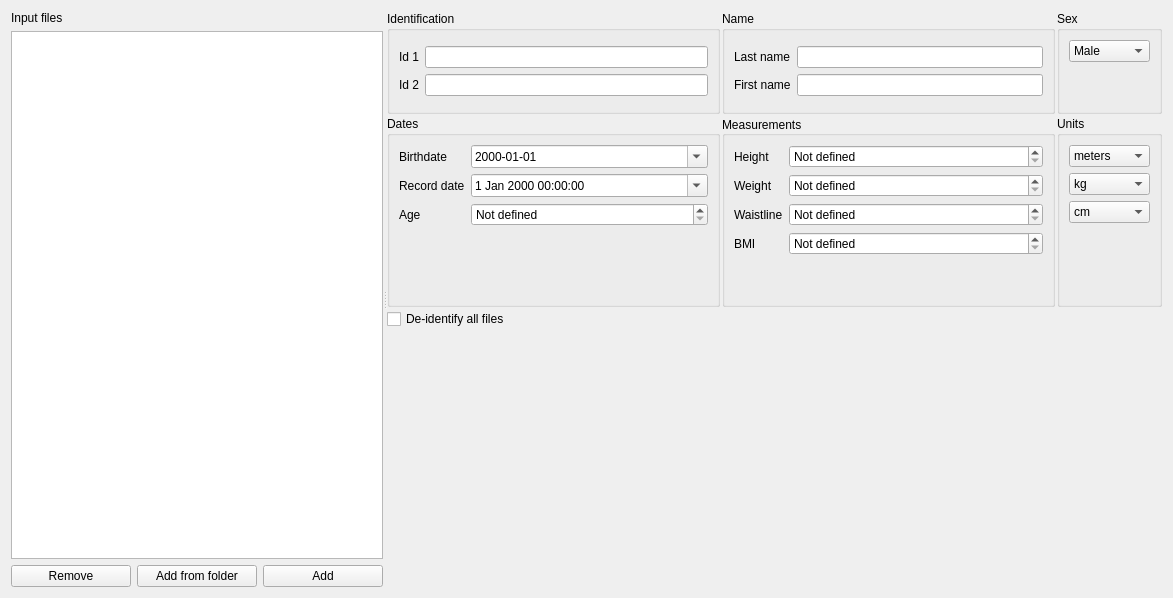
The window that tools/CEAMSTools/SleepReport/InputFilesStep/Ui_InputFilesStep.ui (SnoozToolbox/snooz-package-ceams) describes before a commit, drawn with Qt 5.
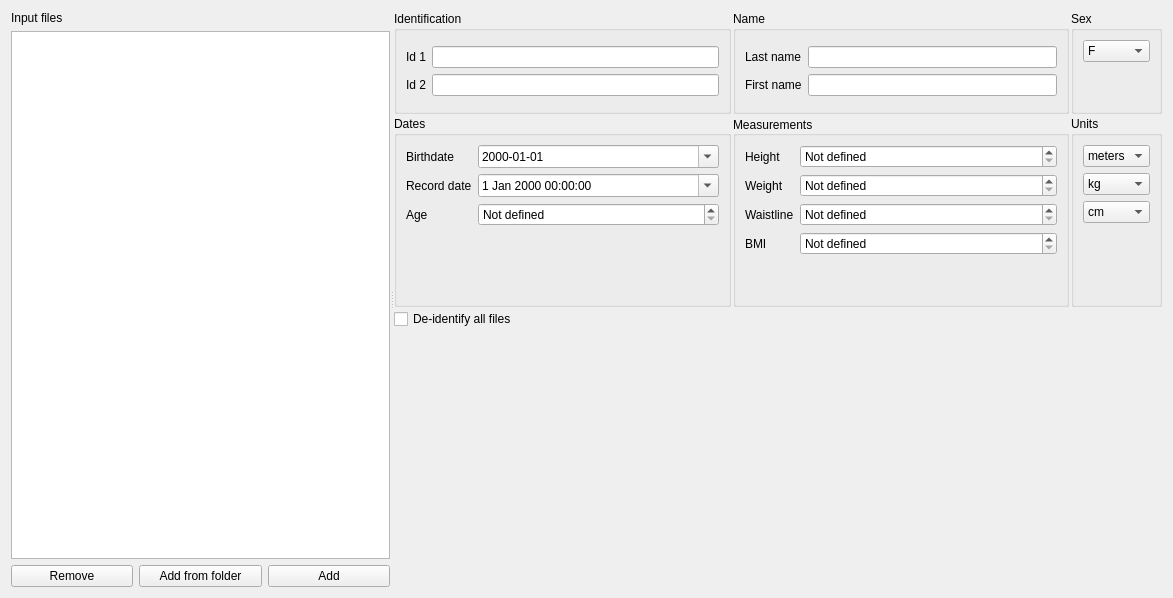
The same window after the commit.

Commit message: Display PSG sex values as F, M, X in Report Sleep Variables tool

```diff
--- a/tools/CEAMSTools/SleepReport/InputFilesStep/Ui_InputFilesStep.ui
+++ b/tools/CEAMSTools/SleepReport/InputFilesStep/Ui_InputFilesStep.ui
@@ -106,19 +106,22 @@
          <layout class="QVBoxLayout" name="verticalLayout_3">
           <item>
            <widget class="QComboBox" name="sex_combobox">
+            <property name="currentIndex">
+             <number>0</number>
+            </property>
             <item>
              <property name="text">
-              <string>Male</string>
+              <string>F</string>
              </property>
             </item>
             <item>
              <property name="text">
-              <string>Female</string>
+              <string>M</string>
              </property>
             </item>
             <item>
              <property name="text">
-              <string>Unknown</string>
+              <string>X</string>
              </property>
             </item>
            </widget>
```
The commit also changes 2 other files.
